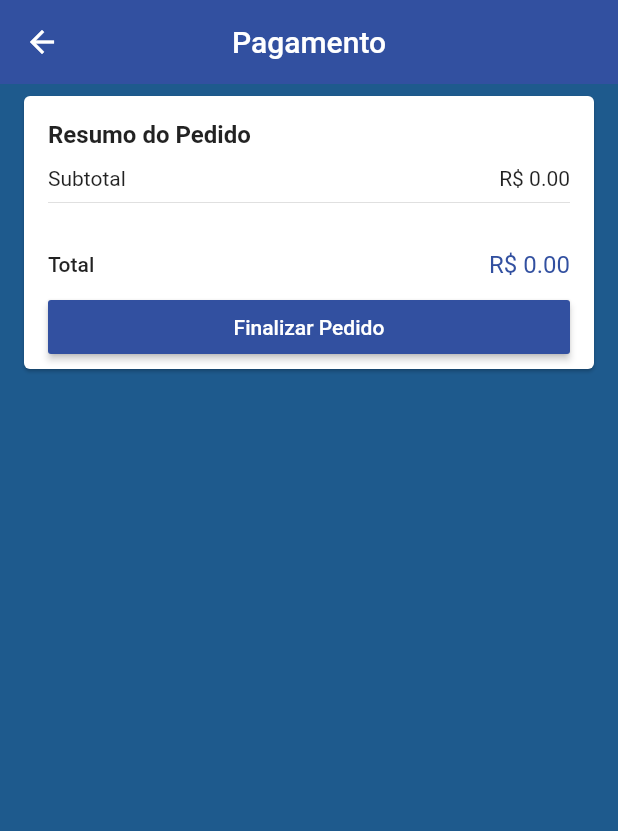
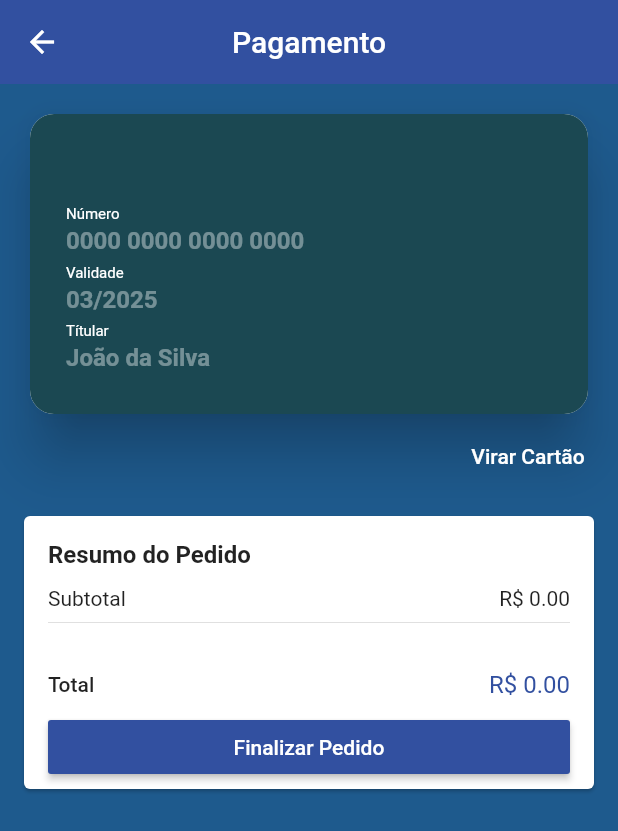
Before and after one commit to adrianofreires/loja_virtual, a Flutter app: the CheckoutScreen screen opened by its route, on a phone screen of 412 x 824 dp. Shown: the top 831 px of the screen. Run offline on Flutter 3.47's test engine with Material 2 defaults, Android fonts, the phone set to English and light mode, and no system bars; drawn by our look-alikes of flip_card, keyboard_actions; our stand-ins replace brasil_fields, carousel_pro, cloud_firestore, dio, firebase_auth, firebase_storage and 10 more; missing offline and left inert: alphabet_list_scroll_view, credit_card_type_detector, flutter_facebook_login, libraria_news, map_launcher; accounts and stored records are empty.

Commit message:
finalzando cartão

```diff
--- a/lib/screens/checkout/checkout_screen.dart
+++ b/lib/screens/checkout/checkout_screen.dart
@@ -2,10 +2,12 @@ import 'package:flutter/material.dart';
 import 'package:loja_virtual/common/price_card.dart';
 import 'package:loja_virtual/models/cart_manager.dart';
 import 'package:loja_virtual/models/checkout_manager.dart';
+import 'package:loja_virtual/screens/checkout/components/credit_card_widget.dart';
 import 'package:provider/provider.dart';
 
 class CheckoutScreen extends StatelessWidget {
   final GlobalKey<ScaffoldState> scaffoldKey = GlobalKey<ScaffoldState>();
+  final GlobalKey<FormState> formKey = GlobalKey<FormState>();
 
   @override
   Widget build(BuildContext context) {
@@ -19,7 +21,11 @@ class CheckoutScreen extends StatelessWidget {
           title: const Text('Pagamento'),
           centerTitle: true,
         ),
-        body: Consumer<CheckoutManager>(
+        body: GestureDetector(
+          onTap: () {
+            FocusScope.of(context).unfocus();
+          },
+          child: Consumer<CheckoutManager>(
             builder: (_, checkoutManager, __) {
               if (checkoutManager.loading) {
                 return Center(
@@ -44,22 +50,29 @@ class CheckoutScreen extends StatelessWidget {
                   ),
                 );
               }
-            return ListView(
+              return Form(
+                key: formKey,
+                child: ListView(
                   children: [
+                    CreditCardWidget(),
                     PriceCard(
                       buttonText: 'Finalizar Pedido',
                       onPressed: () {
+                        if (formKey.currentState.validate()) {
                           checkoutManager.checkout(onStockFail: (e) {
                             Navigator.of(context).popUntil((route) => route.settings.name == '/cart');
                           }, onSuccess: (order) {
                             Navigator.of(context).popUntil((route) => route.settings.name == '/');
                             Navigator.of(context).pushNamed('/confirmation', arguments: order);
                           });
+                        }
                       },
                     ),
                   ],
+                ),
               );
             },
+          ),
         ),
       ),
     );
--- /dev/null
+++ b/lib/screens/checkout/components/card_front.dart
@@ -0,0 +1,88 @@
+import 'package:brasil_fields/brasil_fields.dart';
+import 'package:credit_card_type_detector/credit_card_type_detector.dart';
+import 'package:flutter/material.dart';
+import 'package:flutter/services.dart';
+import 'package:loja_virtual/screens/checkout/components/card_text_field.dart';
+import 'package:mask_text_input_formatter/mask_text_input_formatter.dart';
+
+class CardFront extends StatelessWidget {
+  CardFront({this.nameFocus, this.dateFocus, this.numberFocus, this.finished});
+  final dateFormatter = MaskTextInputFormatter(mask: '!#/####', filter: {'#': RegExp('[0-9]'), '!': RegExp('[0-1]')});
+
+  final FocusNode numberFocus;
+  final FocusNode dateFocus;
+  final FocusNode nameFocus;
+  final VoidCallback finished;
+  @override
+  Widget build(BuildContext context) {
+    return Card(
+      clipBehavior: Clip.antiAlias,
+      shape: RoundedRectangleBorder(borderRadius: BorderRadius.circular(16.0)),
+      elevation: 16.0,
+      child: Container(
+        padding: const EdgeInsets.all(24.0),
+        height: 200,
+        color: Color(0xFF1b4852),
+        child: Row(
+          children: [
+            Expanded(
+              child: Column(
+                mainAxisAlignment: MainAxisAlignment.end,
+                children: [
+                  CardTextField(
+                    title: 'Número',
+                    hint: '0000 0000 0000 0000',
+                    textInputType: TextInputType.number,
+                    bold: true,
+                    inputFormatters: [FilteringTextInputFormatter.digitsOnly, CartaoBancarioInputFormatter()],
+                    validator: (number) {
+                      if (number.length != 19)
+                        return 'Inválido';
+                      else if (detectCCType(number) == CreditCardType.unknown) return 'Inválido';
+                      return null;
+                    },
+                    onSubmitted: (_) {
+                      dateFocus.requestFocus();
+                    },
+                    focusNode: numberFocus,
+                  ),
+                  CardTextField(
+                    title: 'Validade',
+                    hint: '03/2025',
+                    textInputType: TextInputType.number,
+                    bold: true,
+                    inputFormatters: [
+                      dateFormatter,
+                    ],
+                    validator: (date) {
+                      if (date.length != 7) return 'Inválido';
+                      return null;
+                    },
+                    onSubmitted: (_) {
+                      nameFocus.requestFocus();
+                    },
+                    focusNode: dateFocus,
+                  ),
+                  CardTextField(
+                    title: 'Títular',
+                    hint: 'João da Silva',
+                    textInputType: TextInputType.text,
+                    bold: true,
+                    validator: (name) {
+                      if (name.isEmpty) return 'Inválido';
+                      return null;
+                    },
+                    onSubmitted: (_) {
+                      finished();
+                    },
+                    focusNode: nameFocus,
+                  ),
+                ],
+              ),
+            ),
+          ],
+        ),
+      ),
+    );
+  }
+}
--- /dev/null
+++ b/lib/screens/checkout/components/card_text_field.dart
@@ -0,0 +1,86 @@
+import 'package:flutter/cupertino.dart';
+import 'package:flutter/material.dart';
+import 'package:flutter/services.dart';
+
+class CardTextField extends StatelessWidget {
+  final String title;
+  final bool bold;
+  final String hint;
+  final TextInputType textInputType;
+  final List<TextInputFormatter> inputFormatters;
+  final FormFieldValidator<String> validator;
+  final int maxLength;
+  final TextAlign textAlign;
+  final FocusNode focusNode;
+  final Function(String) onSubmitted;
+  final TextInputAction textInputAction;
+
+  CardTextField(
+      {this.title,
+      this.hint,
+      this.bold = false,
+      this.textInputType,
+      this.inputFormatters,
+      this.textAlign = TextAlign.start,
+      this.validator,
+      this.focusNode,
+      this.onSubmitted,
+      this.maxLength})
+      : textInputAction = onSubmitted == null ? TextInputAction.done : TextInputAction.next;
+
+  @override
+  Widget build(BuildContext context) {
+    return FormField<String>(
+        initialValue: '',
+        validator: validator,
+        builder: (state) {
+          return Padding(
+            padding: const EdgeInsets.symmetric(vertical: 2.0),
+            child: Column(
+              crossAxisAlignment: CrossAxisAlignment.start,
+              children: [
+                if (title != null)
+                  Row(
+                    children: [
+                      Text(
+                        title,
+                        style: TextStyle(fontSize: 10, fontWeight: FontWeight.w400, color: Colors.white),
+                      ),
+                      if (state.hasError)
+                        Text(
+                          '    Inválido',
+                          style: TextStyle(color: Colors.red, fontSize: 9.0),
+                        ),
+                    ],
+                  ),
+                TextFormField(
+                  style: TextStyle(
+                      color: title == null && state.hasError ? Colors.red : Colors.white,
+                      fontWeight: bold ? FontWeight.bold : FontWeight.w400),
+                  cursorColor: Colors.white,
+                  decoration: InputDecoration(
+                    hintText: hint,
+                    hintStyle:
+                        TextStyle(color: title == null && state.hasError ? Colors.red : Colors.white.withAlpha(100)),
+                    border: InputBorder.none,
+                    isDense: true,
+                    contentPadding: const EdgeInsets.symmetric(vertical: 2),
+                    counterText: '',
+                  ),
+                  keyboardType: textInputType,
+                  inputFormatters: inputFormatters,
+                  onChanged: (text) {
+                    state.didChange(text);
+                  },
+                  maxLength: maxLength,
+                  textAlign: textAlign,
+                  focusNode: focusNode,
+                  onFieldSubmitted: onSubmitted,
+                  textInputAction: textInputAction,
+                ),
+              ],
+            ),
+          );
+        });
+  }
+}
--- /dev/null
+++ b/lib/screens/checkout/components/credit_card_widget.dart
@@ -0,0 +1,88 @@
+import 'package:flip_card/flip_card.dart';
+import 'package:flutter/cupertino.dart';
+import 'package:flutter/material.dart';
+import 'package:keyboard_actions/keyboard_actions.dart';
+import 'package:loja_virtual/screens/checkout/components/card_back.dart';
+import 'package:loja_virtual/screens/checkout/components/card_front.dart';
+
+class CreditCardWidget extends StatefulWidget {
+  @override
+  _CreditCardWidgetState createState() => _CreditCardWidgetState();
+}
+
+class _CreditCardWidgetState extends State<CreditCardWidget> {
+  final GlobalKey<FlipCardState> cardKey = GlobalKey<FlipCardState>();
+
+  final FocusNode numberFocus = FocusNode();
+
+  final FocusNode dateFocus = FocusNode();
+
+  final FocusNode nameFocus = FocusNode();
+
+  final FocusNode cvvFocus = FocusNode();
+
+  KeyboardActionsConfig _buildConfig(BuildContext context) {
+    return KeyboardActionsConfig(
+        keyboardActionsPlatform: KeyboardActionsPlatform.IOS,
+        keyboardBarColor: Colors.grey[200],
+        actions: [
+          KeyboardActionsItem(focusNode: numberFocus, displayDoneButton: false),
+          KeyboardActionsItem(focusNode: dateFocus, displayDoneButton: false),
+          KeyboardActionsItem(focusNode: nameFocus, toolbarButtons: [
+            (_) {
+              return GestureDetector(
+                onTap: () {
+                  cardKey.currentState.toggleCard();
+                  cvvFocus.requestFocus();
+                },
+                child: Padding(
+                  padding: const EdgeInsets.only(right: 10.0),
+                  child: Text('Continuar'),
+                ),
+              );
+            }
+          ]),
+        ]);
+  }
+
+  @override
+  Widget build(BuildContext context) {
+    return KeyboardActions(
+      config: _buildConfig(context),
+      autoScroll: false,
+      child: Padding(
+        padding: const EdgeInsets.fromLTRB(16.0, 16, 16, 8),
+        child: Column(
+          crossAxisAlignment: CrossAxisAlignment.end,
+          children: [
+            FlipCard(
+              key: cardKey,
+              direction: FlipDirection.HORIZONTAL,
+              speed: 700,
+              flipOnTouch: false,
+              front: CardFront(
+                numberFocus: numberFocus,
+                dateFocus: dateFocus,
+                nameFocus: nameFocus,
+                finished: () {
+                  cardKey.currentState.toggleCard();
+                  cvvFocus.requestFocus();
+                },
+              ),
+              back: CardBack(
+                cvvFocus: cvvFocus,
+              ),
+            ),
+            FlatButton(
+                padding: EdgeInsets.zero,
+                onPressed: () {
+                  cardKey.currentState.toggleCard();
+                },
+                textColor: Colors.white,
+                child: const Text('Virar Cartão')),
+          ],
+        ),
+      ),
+    );
+  }
+}
--- a/pubspec.yaml
+++ b/pubspec.yaml
@@ -50,6 +50,11 @@ dependencies:
   flutter_facebook_login: ^3.0.0
   url_launcher: ^5.4.11
   map_launcher: ^0.5.0
+  flip_card: ^0.4.4
+  mask_text_input_formatter: ^1.0.7
+  credit_card_type_detector: ^1.1.0
+  keyboard_actions: ^3.3.1+1
+  font_awesome_flutter: ^8.11.0
 
 dev_dependencies:
   flutter_test:
```
Also changed, not shown: lib/screens/checkout/components/card_back.dart (added, +60 -0 lines), lib/screens/checkout/components/credit_card_flag.dart (added, +59 -0 lines), pubspec.lock. Lines whose indentation alone changed are shown as unchanged.
